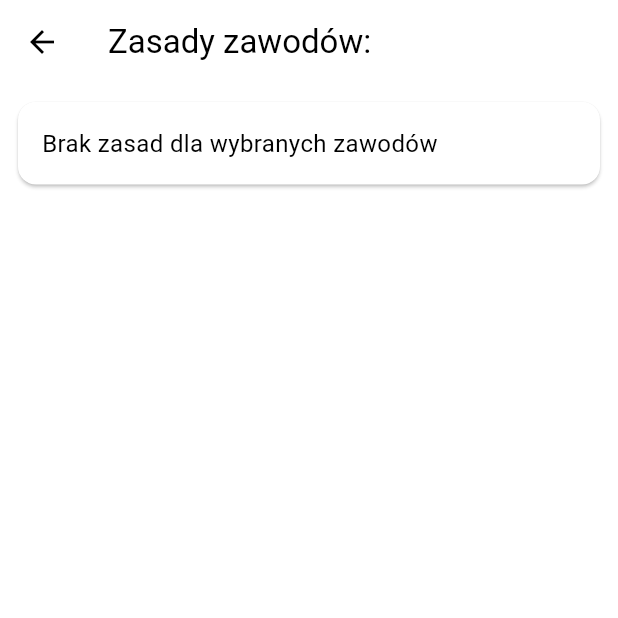
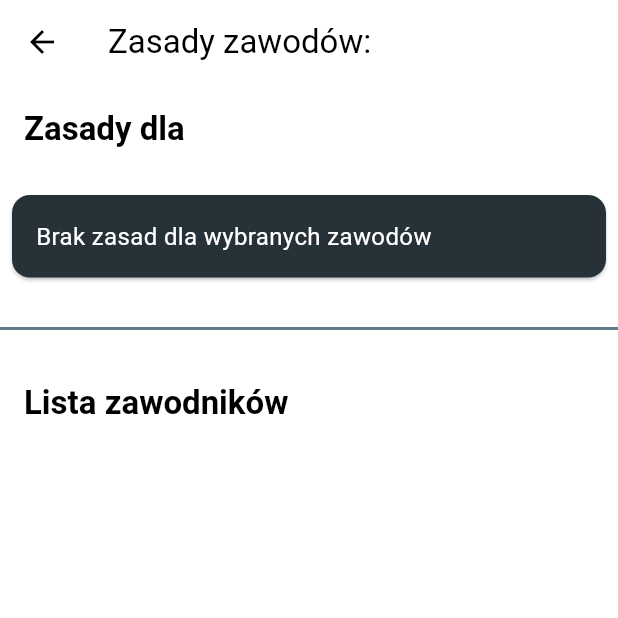
Before and after one commit to WoryszLk/BScThesis, a Flutter app: the CompetitionRulesPage screen opened directly with empty values, on a phone screen of 412 x 824 dp, the top half of it. Run offline on Flutter 3.47's test engine with Material 3 defaults, Android fonts, the phone set to English and light mode, and no system bars; our stand-ins replace bloc, cloud_firestore, equatable, file_picker, firebase_auth, firebase_core and 1 more; missing offline and left inert: excel; accounts and stored records are empty.

Commit message:
Adding new rules/ removing polish comments

```diff
--- a/application_supporting_the_management_of_shooting_competitions/lib/pages/competition_rules_page.dart
+++ b/application_supporting_the_management_of_shooting_competitions/lib/pages/competition_rules_page.dart
@@ -13,6 +13,11 @@ const Map<String, List<String>> competitionRules = {
     'Zadanie 1: XYZ',
     'Zadanie 2: ABC'
   ],
+  'Shoot off': [
+    'Faza Przedmeczu: Każdy zawodnik wykonuje minimum jedną próbę strzelecką do wyznaczonych celów (popperów). Możliwe są maksymalnie dwie próby. Na podstawie czasu z najlepszej próby, zawodnicy są dobierani w pary: najlepszy czas z najgorszym czasem, itd.',
+    'Faza Pojedynków: Każda para rywalizuje, strzelając do 5 popperów na swojej stronie. Zawodnik, który jako pierwszy zbije wszystkie 5 popperów, wygrywa pojedynek. Przegrany odpada, a zwycięzca przechodzi do kolejnej fazy.',
+    'Łączenie par: W kolejnych fazach zwycięzcy są łączeni w pary zgodnie z drabinką eliminacyjną.'
+  ]
 };
 
 class CompetitionRulesPage extends StatelessWidget {
@@ -22,7 +27,7 @@ class CompetitionRulesPage extends StatelessWidget {
   const CompetitionRulesPage({
     Key? key,
     required this.selectedCompetition,
-    required this.selectedPlayers, // Przechwycenie wybranych zawodników
+    required this.selectedPlayers,
   }) : super(key: key);
 
   @override
@@ -33,40 +38,85 @@ class CompetitionRulesPage extends StatelessWidget {
       appBar: AppBar(
         title: Text('Zasady zawodów: $selectedCompetition'),
       ),
-      body: Column(
-        children: [
-          Expanded(
-            child: ListView.builder(
+      body: SingleChildScrollView(
+        child: Column(
+          crossAxisAlignment: CrossAxisAlignment.start,
+          children: [
+            // Sekcja Zasady
+            Padding(
+              padding: const EdgeInsets.all(16.0),
+              child: Text(
+                'Zasady dla $selectedCompetition',
+                style: Theme.of(context).textTheme.titleLarge!.copyWith(fontWeight: FontWeight.bold),
+              ),
+            ),
+            ListView.builder(
+              shrinkWrap: true,
+              physics: const NeverScrollableScrollPhysics(),
               padding: const EdgeInsets.all(8.0),
               itemCount: rules.length,
               itemBuilder: (context, index) {
                 return Card(
+                  color: Colors.blueGrey.shade900,
+                  margin: const EdgeInsets.symmetric(vertical: 6.0),
                   child: Padding(
                     padding: const EdgeInsets.all(16.0),
                     child: Text(
                       rules[index],
-                      style: const TextStyle(fontSize: 16),
+                      style: const TextStyle(
+                        fontSize: 16,
+                        color: Colors.white,
+                      ),
                     ),
                   ),
                 );
               },
             ),
-          ),
-          const Divider(),
-          // Wyświetlanie wybranych zawodników
-          Expanded(
-            child: ListView.builder(
+
+            const Divider(
+              height: 40,
+              thickness: 2,
+              color: Colors.blueGrey,
+            ),
+
+            // Sekcja Zawodnicy
+            Padding(
+              padding: const EdgeInsets.all(16.0),
+              child: Text(
+                'Lista zawodników',
+                style: Theme.of(context).textTheme.titleLarge!.copyWith(fontWeight: FontWeight.bold),
+              ),
+            ),
+            ListView.builder(
+              shrinkWrap: true,
+              physics: const NeverScrollableScrollPhysics(),
+              padding: const EdgeInsets.all(8.0),
               itemCount: selectedPlayers.length,
               itemBuilder: (context, index) {
                 final player = selectedPlayers[index].player;
-                return ListTile(
-                  title: Text('${player.firstName} ${player.lastName}'),
-                  subtitle: Text(player.age != null ? 'Wiek: ${player.age}' : 'Wiek: nie podano'),
+                return Card(
+                  margin: const EdgeInsets.symmetric(vertical: 6.0),
+                  child: ListTile(
+                    leading: CircleAvatar(
+                      backgroundColor: Colors.blueAccent,
+                      child: Text(
+                        player.firstName[0],
+                        style: const TextStyle(color: Colors.white),
+                      ),
+                    ),
+                    title: Text(
+                      '${player.firstName} ${player.lastName}',
+                      style: const TextStyle(fontWeight: FontWeight.bold),
+                    ),
+                    subtitle: Text(
+                      player.age != null ? 'Wiek: ${player.age}' : 'Wiek: nie podano',
+                    ),
+                  ),
                 );
               },
             ),
-          ),
-        ],
+          ],
+        ),
       ),
     );
   }
--- a/application_supporting_the_management_of_shooting_competitions/lib/pages/competition_start_page.dart
+++ b/application_supporting_the_management_of_shooting_competitions/lib/pages/competition_start_page.dart
@@ -31,7 +31,7 @@ class _StarterCompetitionState extends State<StarterCompetition> {
   final List<String> _imagePaths = [
     'lib/images/fbi.jpg',
     'lib/images/piro.jpg',
-    'lib/images/ShootOff.jpg',
+    'lib/images/shootOff.jpg',
     'lib/images/btg.jpg',
     'lib/images/nra.jpg',
     'lib/images/top_gun.jpg',
```
